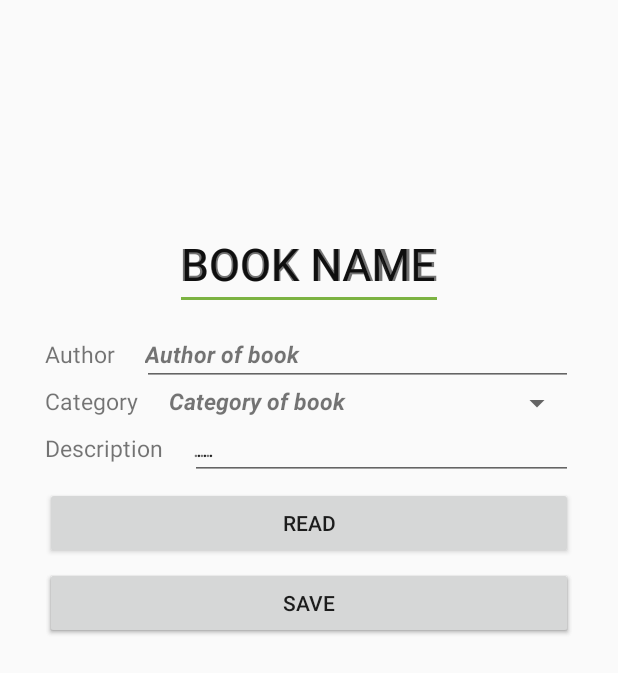
After one commit to thangdepzai/BookM, an Android app: the BookDetailActivity screen opened directly, with no data from a screen before it, on a phone screen of 412 x 824 dp. The commit adds this screen. Shown: the top 673 px of the screen. Run offline under Robolectric (Android 15) with nearby library versions, the phone set to English and light mode, and no system bars.

```diff
--- a/app/src/main/AndroidManifest.xml
+++ b/app/src/main/AndroidManifest.xml
@@ -11,8 +11,8 @@
         android:roundIcon="@mipmap/ic_launcher_round"
         android:supportsRtl="true"
         android:theme="@style/AppTheme">
-        <activity android:name=".Activity.AddBookActivity">
-        </activity>
+        <activity android:name=".Activity.BookDetailActivity"></activity>
+        <activity android:name=".Activity.AddBookActivity"></activity>
         <activity android:name=".Activity.ReadActivity" />
         <activity android:name=".Activity.SearchActivity" />
         <activity android:name=".Activity.AddReminderActivity" />
--- a/app/src/main/java/com/samsung/bookm/Activity/AddBookActivity.java
+++ b/app/src/main/java/com/samsung/bookm/Activity/AddBookActivity.java
@@ -66,6 +66,7 @@ public class AddBookActivity extends AppCompatActivity {
         btnChoseImage.setOnClickListener(new View.OnClickListener() {
             @Override
             public void onClick(View v) {
+                getPermission();
                 Intent intent = new Intent();
                 intent.setType("image/*");
                 intent.setAction(Intent.ACTION_GET_CONTENT);
@@ -76,6 +77,7 @@ public class AddBookActivity extends AppCompatActivity {
         btnChoseBook.setOnClickListener(new View.OnClickListener() {
             @Override
             public void onClick(View v) {
+                getPermission();
                 Intent intent = new Intent();
                 intent.setType("application/pdf");
                 intent.setAction(Intent.ACTION_GET_CONTENT);
@@ -124,11 +126,28 @@ public class AddBookActivity extends AppCompatActivity {
                 Uri selectedFile = data.getData();
                 if(selectedFile != null) {
                     String filePath = Utils.getPathFromUri(mContext, selectedFile);
-                    newBook.setBookPath(selectedFile.getPath());
+                    Log.d("SVMC", "onActivityResult: " +filePath);
+                    newBook.setBookPath(filePath);
                     btnChoseBook.setText(Utils.getFileName(mContext, selectedFile));
                 }
             }
         }
+    }
+
+    void getPermission() {
+        int permissionCheck = ContextCompat.checkSelfPermission(mContext,
+                READ_EXTERNAL_STORAGE);
+
+        if (permissionCheck != PackageManager.PERMISSION_GRANTED) {
+            ActivityCompat.requestPermissions(
+                    (Activity)mContext,
+                    new String[]{READ_EXTERNAL_STORAGE},
+                    PERMISSION_CODE
+            );
+
+            return;
+        }
+
     }
 
     void setupGenreSpiner() {
--- /dev/null
+++ b/app/src/main/java/com/samsung/bookm/Activity/BookDetailActivity.java
@@ -0,0 +1,16 @@
+package com.samsung.bookm.Activity;
+
+import androidx.appcompat.app.AppCompatActivity;
+
+import android.os.Bundle;
+
+import com.samsung.bookm.R;
+
+public class BookDetailActivity extends AppCompatActivity {
+
+    @Override
+    protected void onCreate(Bundle savedInstanceState) {
+        super.onCreate(savedInstanceState);
+        setContentView(R.layout.activity_book_detail);
+    }
+}
--- a/app/src/main/java/com/samsung/bookm/Activity/ReadActivity.java
+++ b/app/src/main/java/com/samsung/bookm/Activity/ReadActivity.java
@@ -6,12 +6,16 @@ import android.database.Cursor;
 import android.net.Uri;
 import android.os.Bundle;
 import android.provider.OpenableColumns;
+import android.util.Log;
 
 import com.github.barteksc.pdfviewer.PDFView;
 import com.github.barteksc.pdfviewer.scroll.DefaultScrollHandle;
 import com.samsung.bookm.Model.Book;
 import com.samsung.bookm.R;
 import com.samsung.bookm.Util.IPdfReaderUtils;
+
+import java.io.File;
+import java.util.Objects;
 
 public class ReadActivity extends AppCompatActivity implements IPdfReaderUtils {
     PDFView mPdfView;
@@ -24,12 +28,14 @@ public class ReadActivity extends AppCompatActivity implements IPdfReaderUtils {
         setContentView(R.layout.activity_read);
         mPdfView = findViewById(R.id.pdfViewer);
 
-        Book mbook = (Book)getIntent().getSerializableExtra("READ_BOOK");
+        Bundle bundle = getIntent().getBundleExtra("READ_BOOK");
+        Book mbook = (Book)bundle.getSerializable("exercise");
 
         if(mbook != null)
         {
+            Log.d("SVMC", "onCreate: " + mbook.getBookPath());
             String uriString = mbook.getBookPath();
-            Uri uri = Uri.parse(uriString);
+            Uri uri = Uri.fromFile(new File(uriString));
             displayFromUri(uri);
             //do something
         }
@@ -43,7 +49,6 @@ public class ReadActivity extends AppCompatActivity implements IPdfReaderUtils {
 
     @Override
     public void displayFromUri(Uri uri) {
-        pdfFileName = getFileName(uri);
         mPdfView.fromUri(uri)
                 .defaultPage(pageNum)
                 .onPageChange(this)
@@ -56,8 +61,9 @@ public class ReadActivity extends AppCompatActivity implements IPdfReaderUtils {
     }
 
     public String getFileName(Uri uri) {
+        Log.d("SVMC", "getFileName: " +uri.getLastPathSegment());
         String result = null;
-        if (uri.getScheme().equals("content")) {
+        if (Objects.equals(uri.getScheme(), "content")) {
             Cursor cursor = getContentResolver().query(uri, null, null, null, null);
             try {
                 if (cursor != null && cursor.moveToFirst()) {
--- a/app/src/main/java/com/samsung/bookm/Util/Utils.java
+++ b/app/src/main/java/com/samsung/bookm/Util/Utils.java
@@ -9,6 +9,7 @@ import android.os.Environment;
 import android.provider.DocumentsContract;
 import android.provider.MediaStore;
 import android.provider.OpenableColumns;
+import android.util.Log;
 
 public class Utils {
     public static String getPathFromUri(final Context context, final Uri uri) {
@@ -153,4 +154,23 @@ public class Utils {
         }
         return result;
     }
+
+
+    public static String getRealPathFromURI(Context context, Uri contentUri) {
+        Cursor cursor = null;
+        try {
+            String[] proj = { MediaStore.Images.Media.DATA };
+            cursor = context.getContentResolver().query(contentUri,  proj, null, null, null);
+            int column_index = cursor.getColumnIndexOrThrow(MediaStore.Images.Media.DATA);
+            cursor.moveToFirst();
+            return cursor.getString(column_index);
+        } catch (Exception e) {
+            Log.e("SVMC", "getRealPathFromURI Exception : " + e.toString());
+            return "";
+        } finally {
+            if (cursor != null) {
+                cursor.close();
+            }
+        }
+    }
 }
--- a/app/src/main/java/com/samsung/bookm/model/AppDatabase.java
+++ b/app/src/main/java/com/samsung/bookm/model/AppDatabase.java
@@ -5,6 +5,7 @@ import android.content.ContentValues;
 import android.content.Context;
 import android.database.Cursor;
 import android.database.sqlite.SQLiteDatabase;
+import android.util.Log;
 
 import java.util.ArrayList;
 import java.util.List;
@@ -61,8 +62,31 @@ public class AppDatabase {
 
         return listGenre;
     };
-//
-//    Book getBookById() {};
+
+    public Book getBookById(int id) {
+        SQLiteDatabase db = instance.mySQLiteOpenHelper.getReadableDatabase();
+        String[] projection = {MySQLiteOpenHelper.BOOK_ID, MySQLiteOpenHelper.BOOK_NAME, MySQLiteOpenHelper.BOOK_GENRE_ID, MySQLiteOpenHelper.BOOK_IMG_PATH,
+                MySQLiteOpenHelper.BOOK_FILE_PATH, MySQLiteOpenHelper.BOOK_LAST_RECENT_PAGE, MySQLiteOpenHelper.BOOK_NUM_PAGE,
+                MySQLiteOpenHelper.BOOK_TOTAL_READ_TIME, MySQLiteOpenHelper.BOOK_LAST_READ_TIME };
+
+        String whereClause = "id = ?";
+        String whereArg[] = {String.valueOf(id)};
+        Cursor cursor = db.query(MySQLiteOpenHelper.BOOK_TABLE, projection, whereClause , whereArg, null, null, null );
+
+        Book book = new Book();
+        book.setId(cursor.getInt(0));
+        book.setName(cursor.getString(1));
+        book.setGenreId(cursor.getInt(2));
+        book.setImgPath(cursor.getString(3));
+        book.setBookPath(cursor.getString(4));
+        book.setLastRecentPage(cursor.getInt(5));
+        book.setNumPage(cursor.getInt(6));
+        book.setTotalReadTime(cursor.getInt(7));
+        book.setLastReadTime(cursor.getInt(8));
+
+        cursor.close();
+        return book;
+    };
 
 
     public ArrayList<Book> getAllBook() {
@@ -86,6 +110,7 @@ public class AppDatabase {
             book.setNumPage(cursor.getInt(6));
             book.setTotalReadTime(cursor.getInt(7));
             book.setLastReadTime(cursor.getInt(8));
+            Log.d("SVMC", "getAllBook: " + book.getBookPath());
 
             retArray.add(book);
         }
--- /dev/null
+++ b/app/src/main/res/layout/activity_book_detail.xml
@@ -0,0 +1,184 @@
+<?xml version="1.0" encoding="utf-8"?>
+<RelativeLayout xmlns:android="http://schemas.android.com/apk/res/android"
+    xmlns:app="http://schemas.android.com/apk/res-auto"
+    xmlns:tools="http://schemas.android.com/tools"
+    android:layout_width="match_parent"
+    android:layout_height="match_parent"
+    tools:context=".Activity.BookDetailActivity">
+
+    <ImageView
+        android:minWidth="100dp"
+        android:minHeight="120dp"
+        android:layout_width="wrap_content"
+        android:layout_height="wrap_content"
+        android:id="@+id/img_cover"
+        android:layout_marginTop="15dp"
+        android:layout_centerHorizontal="true"
+        />
+
+    <TextView
+        android:layout_width="wrap_content"
+        android:layout_height="wrap_content"
+        android:text="BOOK NAME"
+        android:id="@+id/tv_book_name"
+        android:layout_below="@id/img_cover"
+        android:layout_marginTop="20dp"
+        android:layout_marginBottom="30dp"
+        android:textSize="30sp"
+        android:layout_centerHorizontal="true"
+        android:textStyle="bold"
+        />
+
+    <EditText
+        android:layout_width="wrap_content"
+        android:layout_height="wrap_content"
+        android:text="BOOK NAME"
+        android:id="@+id/ed_book_name"
+        android:layout_below="@id/img_cover"
+        android:layout_marginTop="10dp"
+        android:layout_marginBottom="30dp"
+        android:textSize="30sp"
+        android:layout_centerHorizontal="true"
+        />
+
+    <TextView
+        android:layout_width="wrap_content"
+        android:layout_height="wrap_content"
+        android:text="Author"
+        android:textSize="15sp"
+        android:id="@+id/label_author"
+        android:layout_below="@id/img_cover"
+        android:layout_marginStart="30dp"
+        android:layout_marginEnd="10dp"
+        android:layout_marginTop="90dp"
+        />
+    <TextView
+        android:layout_width="match_parent"
+        android:layout_height="wrap_content"
+        android:text="Author of book"
+        android:textStyle="bold|italic"
+        android:textSize="15sp"
+        android:id="@+id/tv_author"
+        android:layout_toRightOf="@id/label_author"
+        android:layout_below="@id/img_cover"
+        android:layout_marginTop="90dp"
+        android:layout_marginStart="10dp"
+        android:layout_marginEnd="30dp"
+        />
+    <EditText
+        android:layout_width="match_parent"
+        android:layout_height="wrap_content"
+        android:textSize="15sp"
+        android:id="@+id/ed_author"
+        android:layout_toRightOf="@id/label_author"
+        android:layout_below="@id/img_cover"
+        android:layout_marginTop="80dp"
+        android:layout_marginStart="8dp"
+        android:layout_marginEnd="30dp"
+        />
+    <TextView
+        android:layout_width="wrap_content"
+        android:layout_height="wrap_content"
+        android:text="Category"
+        android:textSize="15sp"
+        android:id="@+id/label_category"
+        android:layout_below="@id/label_author"
+        android:layout_marginStart="30dp"
+        android:layout_marginEnd="10dp"
+        android:layout_marginTop="10dp"
+        />
+    <TextView
+        android:layout_width="match_parent"
+        android:layout_height="wrap_content"
+        android:text="Category of book"
+        android:textStyle="bold|italic"
+        android:textSize="15sp"
+        android:id="@+id/tv_category"
+        android:layout_toRightOf="@id/label_category"
+        android:layout_below="@id/label_author"
+        android:layout_marginTop="10dp"
+        android:layout_marginStart="10dp"
+        android:layout_marginEnd="30dp"
+        />
+    <Spinner
+        android:layout_width="match_parent"
+        android:layout_height="wrap_content"
+        android:textSize="15sp"
+        android:id="@+id/sp_category"
+        android:layout_toRightOf="@id/label_category"
+        android:layout_below="@id/label_author"
+        android:layout_marginTop="10dp"
+        android:layout_marginStart="10dp"
+        android:layout_marginEnd="30dp"
+        />
+    <TextView
+        android:layout_width="wrap_content"
+        android:layout_height="wrap_content"
+        android:text="Description"
+        android:textSize="15sp"
+        android:id="@+id/label_description"
+        android:layout_below="@id/label_category"
+        android:layout_marginStart="30dp"
+        android:layout_marginEnd="10dp"
+        android:layout_marginTop="10dp"
+        />
+
+    <TextView
+        android:layout_width="match_parent"
+        android:layout_height="wrap_content"
+        android:text="..."
+        android:textSize="15sp"
+        android:id="@+id/tv_description"
+        android:layout_toRightOf="@id/label_description"
+        android:layout_below="@id/label_category"
+        android:layout_marginTop="10dp"
+        android:layout_marginStart="10dp"
+        android:layout_marginEnd="30dp"
+        android:maxLines="4"
+        />
+    <EditText
+        android:layout_width="match_parent"
+        android:layout_height="wrap_content"
+        android:text="..."
+        android:textSize="15sp"
+        android:id="@+id/ed_description"
+        android:layout_toRightOf="@id/label_description"
+        android:layout_below="@id/label_category"
+        android:layout_marginTop="0dp"
+        android:layout_marginStart="8dp"
+        android:layout_marginEnd="30dp"
+        android:maxLines="4"
+        />
+
+    <Button
+        android:layout_width="match_parent"
+        android:layout_height="wrap_content"
+        android:id="@+id/btn_read"
+        android:text="Read"
+        android:layout_below="@id/label_description"
+        android:layout_marginTop="15dp"
+        android:layout_marginStart="30dp"
+        android:layout_marginEnd="30dp"
+        />
+    <Button
+        android:layout_width="match_parent"
+        android:layout_height="wrap_content"
+        android:id="@+id/btn_change_info"
+        android:text="Change Info"
+        android:layout_below="@id/btn_read"
+        android:layout_marginTop="5dp"
+        android:layout_marginStart="30dp"
+        android:layout_marginEnd="30dp"
+        />
+    <Button
+        android:layout_width="match_parent"
+        android:layout_height="wrap_content"
+        android:id="@+id/btn_save_info"
+        android:text="Save"
+        android:layout_below="@id/btn_read"
+        android:layout_marginTop="5dp"
+        android:layout_marginStart="30dp"
+        android:layout_marginEnd="30dp"
+        />
+
+</RelativeLayout>
--- a/app/src/main/res/layout/book_item.xml
+++ b/app/src/main/res/layout/book_item.xml
@@ -10,7 +10,7 @@
         android:id="@+id/book_cover"
         app:srcCompat="@drawable/ic_book_black_24dp"
         android:layout_centerHorizontal="true"
-        android:scaleType="fitCenter"
+        android:scaleType="fitXY"
         android:layout_width="100dp"
         android:layout_height="150dp" />
     <ProgressBar
```
